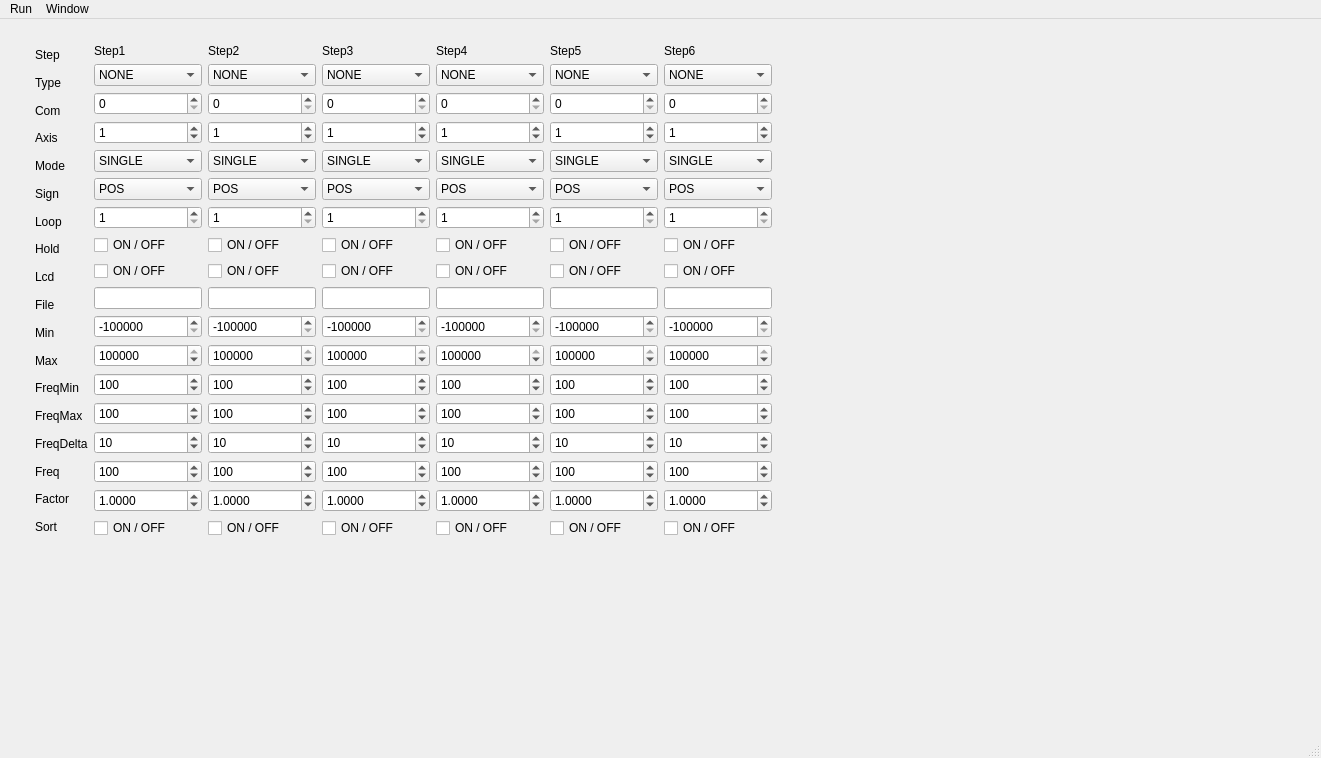
antoniopifferi/TRS2, file TRS2/GuiSource/trs2.ui: the form before one commit.
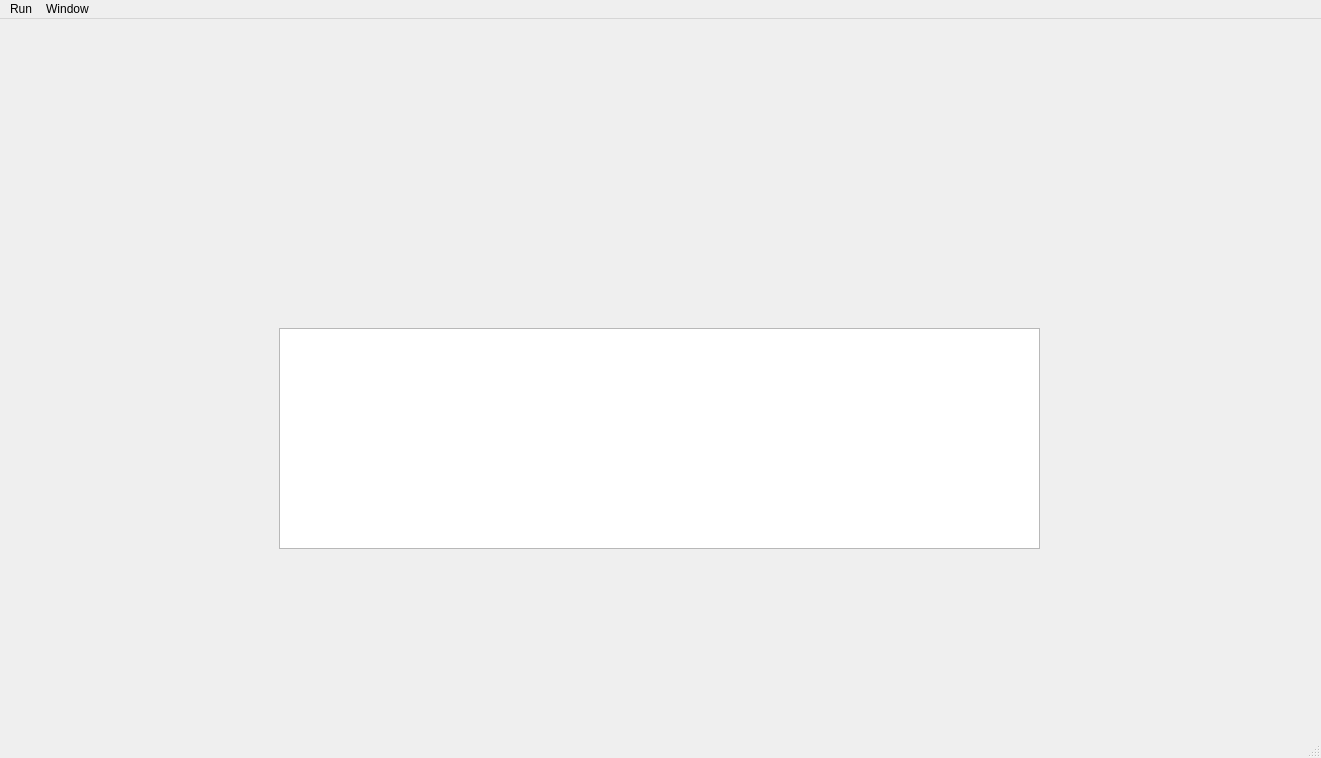
The form after the commit.

The edit to the form file:
```diff
--- a/TRS2/GuiSource/trs2.ui
+++ b/TRS2/GuiSource/trs2.ui
@@ -18,7 +18,7 @@
     <item row="0" column="0">
      <widget class="QStackedWidget" name="stackedWidget">
       <property name="currentIndex">
-       <number>1</number>
+       <number>2</number>
       </property>
       <widget class="QWidget" name="Parm">
        <widget class="QWidget" name="layoutWidget_3">
@@ -2155,6 +2155,18 @@
         </layout>
        </widget>
       </widget>
+      <widget class="QWidget" name="Output">
+       <widget class="QPlainTextEdit" name="outputText">
+        <property name="geometry">
+         <rect>
+          <x>270</x>
+          <y>300</y>
+          <width>761</width>
+          <height>221</height>
+         </rect>
+        </property>
+       </widget>
+      </widget>
      </widget>
     </item>
    </layout>
```
Left out of the diff: 6 changed lines with no effect on the pictures.
